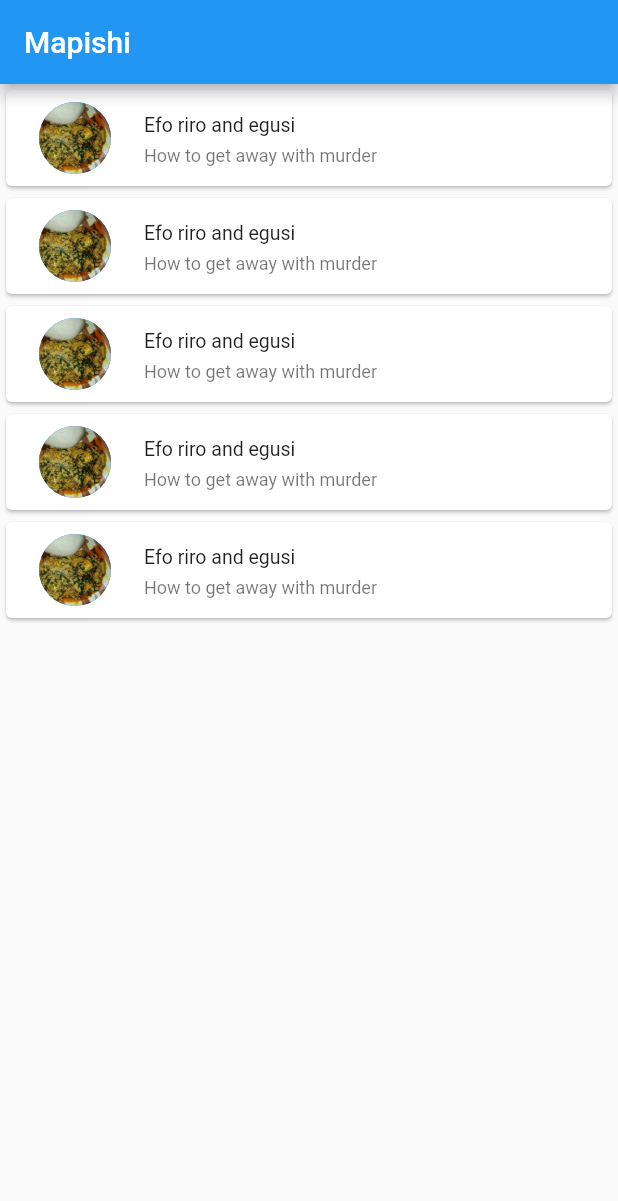
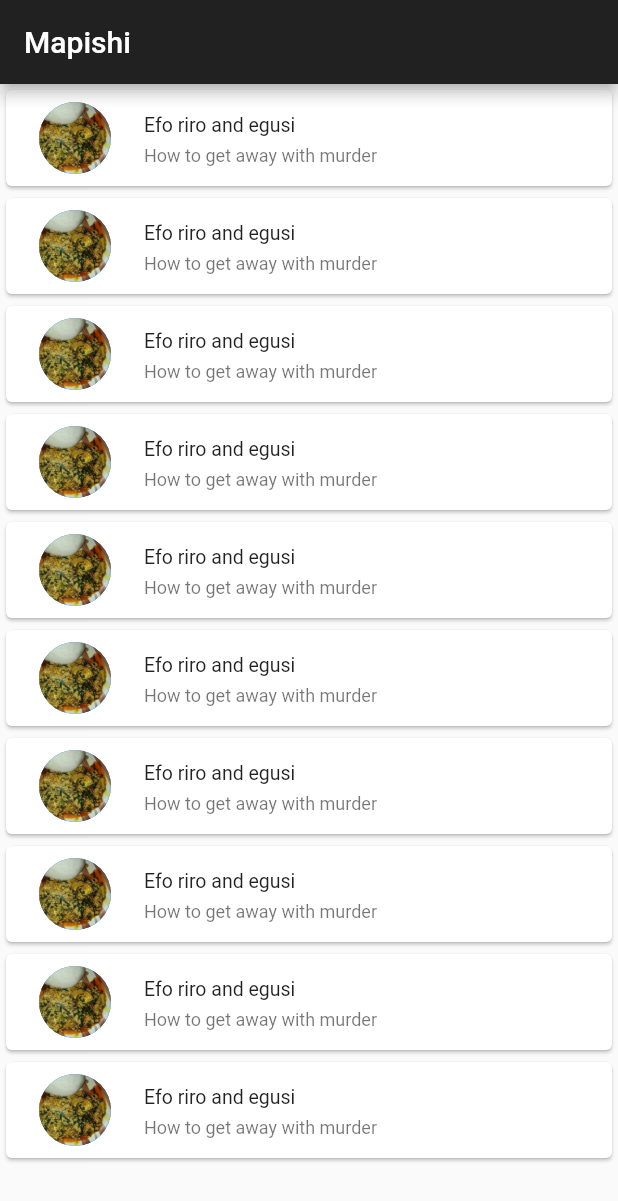
Before and after one commit to geektutor/mapishi, a Flutter app: the screen it shows after launch, on a phone screen of 412 x 824 dp. Shown: the top 1201 px of the screen. Run offline on Flutter 3.47's test engine with Material 2 defaults, Android fonts, the phone set to English and light mode, and no system bars.

Commit message:
Updated food

```diff
--- a/assets/meal.json
+++ b/assets/meal.json
@@ -1,4 +1,12 @@
 [
+ {
+  "image": "assets/image.jpg",
+  "title": "Efo riro and egusi",
+  "about": "How to get away with murder",
+  "description": [
+    "Step 1", "Step 2"
+  ]
+},
   {
     "image": "assets/image.jpg",
     "title": "Efo riro and egusi",
@@ -22,6 +30,29 @@
   {
     "image": "assets/image.jpg",
     "title": "Efo riro and egusi",
+    "about": "How to get away with murder",
+    "description": [
+      "Step 1", "Step 2"
+    ]
+  },
+  {
+    "image": "assets/image.jpg",
+    "title": "Efo riro and egusi",
+    "about": "How to get away with murder"
+  },
+  {
+    "image": "assets/image.jpg",
+    "title": "Efo riro and egusi",
+    "about": "How to get away with murder"
+  },
+  {
+    "image": "assets/image.jpg",
+    "title": "Efo riro and egusi",
+    "about": "How to get away with murder"
+  },
+  {
+    "image": "assets/image.jpg",
+    "title": "Efo riro and egusi",
     "about": "How to get away with murder"
   }
 ]
--- a/lib/main.dart
+++ b/lib/main.dart
@@ -14,8 +14,7 @@ class MyApp extends StatelessWidget {
     return MaterialApp(
       title: 'Mapishi',
       theme: ThemeData(
-        primarySwatch: Colors.blue,
-        visualDensity: VisualDensity.adaptivePlatformDensity,
+        primaryColor: Colors.grey[900],
       ),
       home: MyHomePage(),
     );
--- a/lib/recipe.dart
+++ b/lib/recipe.dart
@@ -2,7 +2,7 @@ class Recipe {
   final String image;
   final String title;
   final String about;
-  final String description;
+  final List description;
 
   Recipe({this.image, this.title, this.about, this.description});
 
@@ -11,7 +11,7 @@ class Recipe {
       image: json['image'] as String,
       title: json['title'] as String,
       about: json['about'] as String,
-      description: json['description'] as String,
+      description: json['description'] as List,
     );
   }
 }
```
Also changed, not shown: lib/list.dart (+51 -1 lines).
